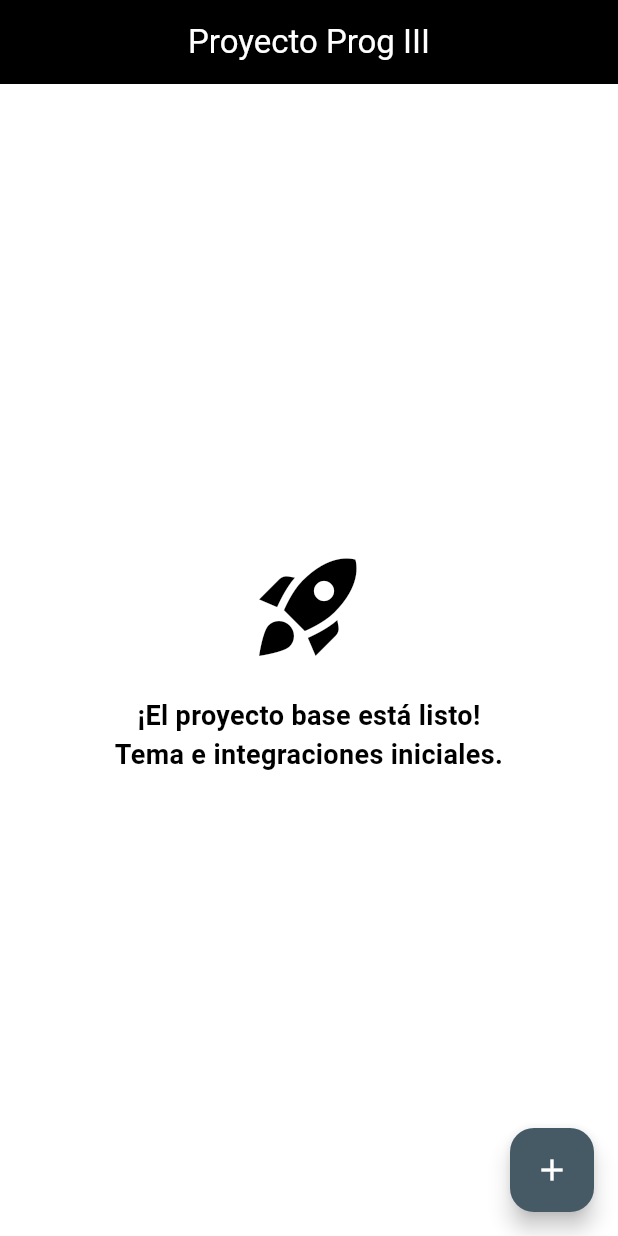
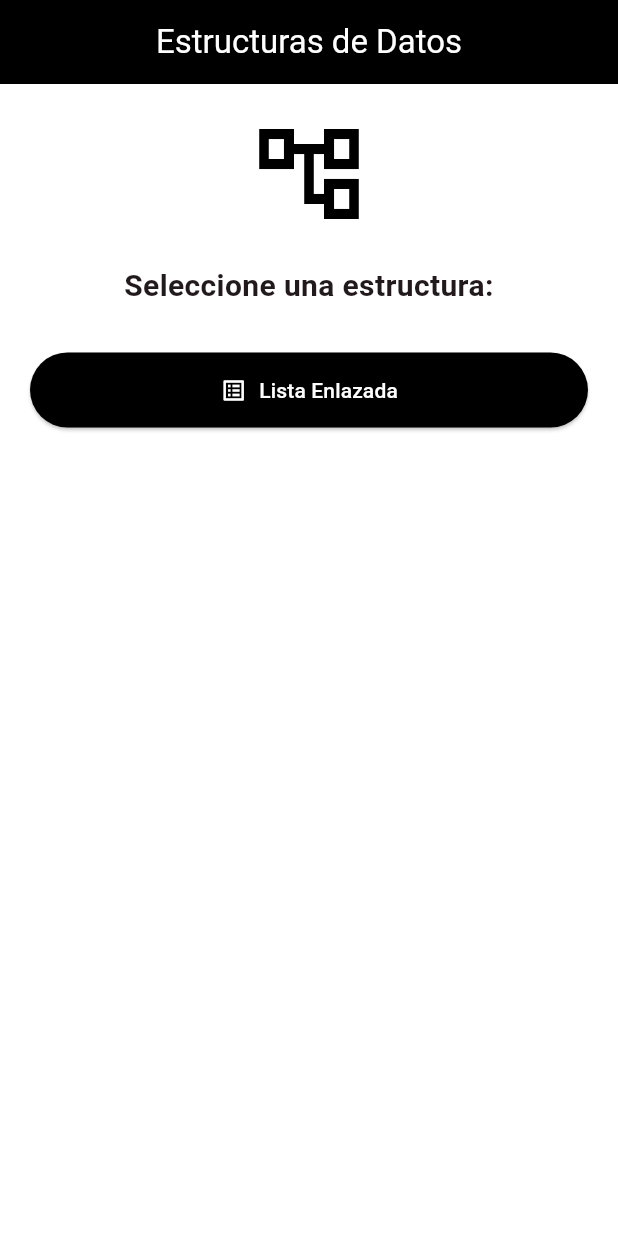
Before and after one commit to PabloRiveraM/Proyecto_Final---Programacion, a Flutter app: the screen it shows after launch, on a phone screen of 412 x 824 dp. Run offline on Flutter 3.47's test engine with Material 3 defaults, Android fonts, the phone set to English and light mode, and no system bars.

Commit message:
Se agregó la interfaz para lista enlazada para agregar y eliminar

```diff
--- a/lib/main.dart
+++ b/lib/main.dart
@@ -1,4 +1,6 @@
 import 'package:flutter/material.dart';
+import 'package:flutter/material.dart';
+import 'screens/list_screen.dart'; // Importa pantalla de lista
 
 void main() {
   runApp(const MyApp());
@@ -52,37 +54,45 @@ class HomeScreen extends StatelessWidget {
   Widget build(BuildContext context) {
     return Scaffold(
       appBar: AppBar(
-        title: const Text('Proyecto Prog III'),
+        title: const Text('Estructuras de Datos'),
       ),
-      body: Center(
+      body: Padding(
+        padding: const EdgeInsets.all(20.0),
         child: Column(
-          mainAxisAlignment: MainAxisAlignment.center,
+          mainAxisAlignment: MainAxisAlignment.start,
+          crossAxisAlignment: CrossAxisAlignment.stretch,
           children: [
-            const Icon(Icons.rocket_launch, size: 80, color: Colors.black),
+            const Icon(Icons.account_tree_outlined, size: 80, color: Colors.black),
             const SizedBox(height: 20),
             const Text(
-              '¡El proyecto base está listo!\nTema e integraciones iniciales.',
+              'Seleccione una estructura:',
               textAlign: TextAlign.center,
-              style: TextStyle(
-                fontSize: 18,
-                fontWeight: FontWeight.bold,
-                color: Colors.black
+              style: TextStyle(fontSize: 20, fontWeight: FontWeight.bold),
+            ),
+            const SizedBox(height: 30),
+
+            // BOTÓN PARA TU MÓDULO (Marly)
+            ElevatedButton.icon(
+              style: ElevatedButton.styleFrom(
+                backgroundColor: Colors.black,
+                foregroundColor: Colors.white,
+                padding: const EdgeInsets.symmetric(vertical: 15),
               ),
+              onPressed: () {
+                // Navegación hacia tu pantalla
+                Navigator.push(
+                  context,
+                  MaterialPageRoute(builder: (context) => ListScreen()),
+                );
+              },
+              icon: const Icon(Icons.list_alt),
+              label: const Text('Lista Enlazada'),
             ),
+
+            const SizedBox(height: 10),
+            // Aquí agregarás los botones de Tabla Hash, Pilas, etc. después.
           ],
         ),
-      ),
-      floatingActionButton: FloatingActionButton(
-        onPressed: () {
-          // Acción de prueba
-          ScaffoldMessenger.of(context).showSnackBar(
-            SnackBar(
-              content: const Text('¡Botón funcionando! ✅'),
-              backgroundColor: Colors.blueGrey.shade800,
-            )
-          );
-        },
-        child: const Icon(Icons.add),
       ),
     );
   }
```
Also changed, not shown: lib/list_screen.dart (added, +59 -0 lines), lib/models/data_structures/custom_list.dart (added, +47 -0 lines), pubspec.lock, 2 other files.
